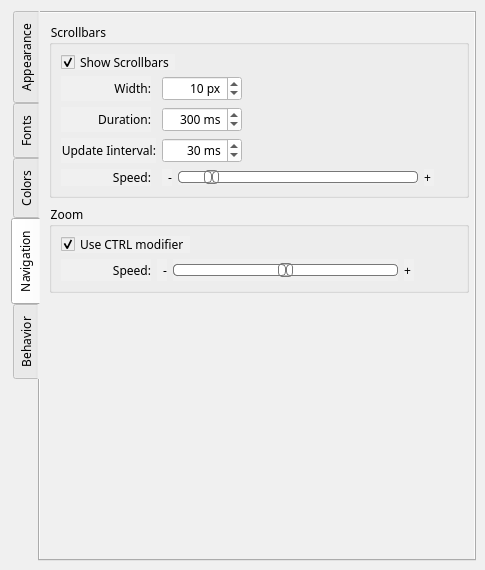
Old version of the form src/app/seamly2d/dialogs/configpages/preferencesgraphicsviewpage.ui in the repository FashionFreedom/Seamly2D.
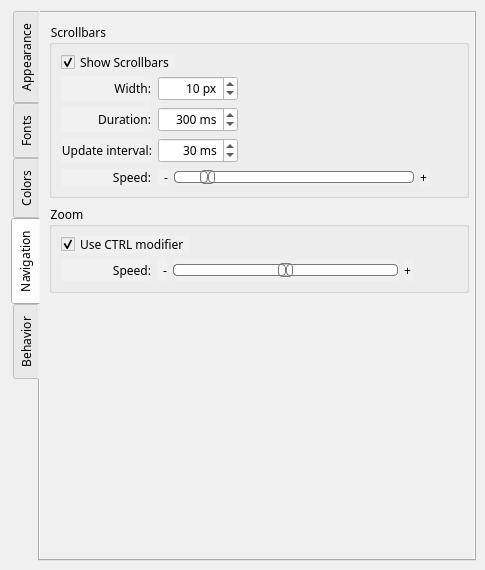
New version of the form. The open tabs and pages were chosen to show the change. Custom widgets are drawn as their Qt base class.

```diff
--- a/src/app/seamly2d/dialogs/configpages/preferencesgraphicsviewpage.ui
+++ b/src/app/seamly2d/dialogs/configpages/preferencesgraphicsviewpage.ui
@@ -1984,7 +1984,7 @@
                </font>
               </property>
               <property name="text">
-               <string>Update Iinterval:</string>
+               <string>Update interval:</string>
               </property>
               <property name="alignment">
                <set>Qt::AlignRight|Qt::AlignTrailing|Qt::AlignVCenter</set>
```
